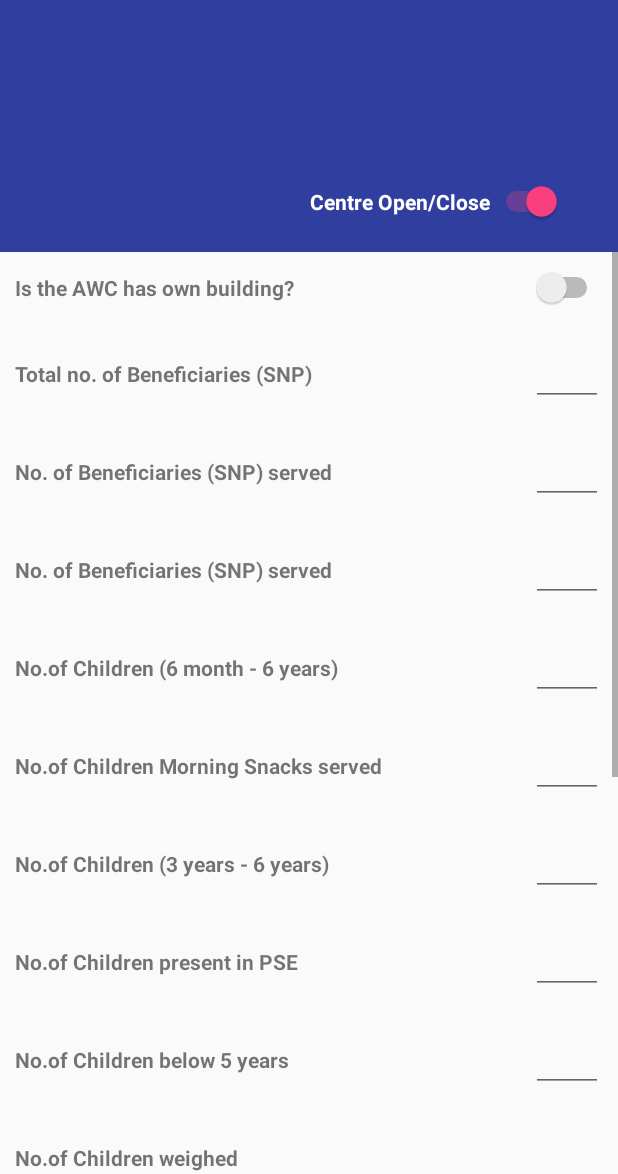
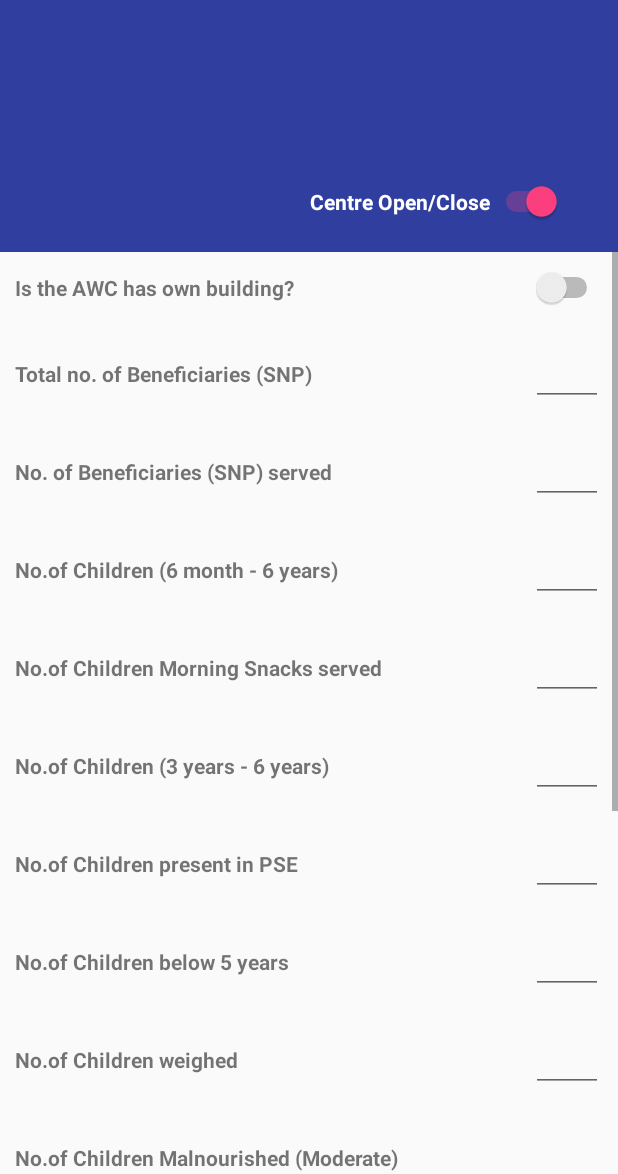
Before and after one commit to dgdevelopers/MBTMS_ICDS, an Android app: the fragment Visit_form placed in its activity, on a phone screen of 412 x 824 dp, the part 62-1236 px from its top. Run offline under Robolectric (Android 15) with nearby library versions, the phone set to English and light mode, and no system bars; our stand-ins replace Room's generated code; 3 statements that could not run were skipped.

Commit message:
Some updates in visit entry form

```diff
--- a/app/src/main/java/com/dgdev/mbtms/Visit_form.java
+++ b/app/src/main/java/com/dgdev/mbtms/Visit_form.java
@@ -20,7 +20,7 @@ public class Visit_form extends Fragment {
     String code, name, uid;
     TextView tvCentName, tvCentCode;
     Switch cSwitch;
-    TableRow tr01,tr02,tr03,tr04,tr05,tr06,tr07,tr08,tr09,tr10,tr11,tr12,tr13,tr14;
+    TableRow tr01,tr02,tr04,tr05,tr06,tr07,tr08,tr09,tr10,tr11,tr12,tr13,tr14;
 
     public Visit_form() {
         // Required empty public constructor
@@ -39,7 +39,6 @@ public class Visit_form extends Fragment {
         cSwitch = (Switch)view.findViewById(R.id.vis_cent_open_switch);
         tr01 = (TableRow)view.findViewById(R.id.row_open_01);
         tr02 = (TableRow)view.findViewById(R.id.row_open_02);
-        tr03 = (TableRow)view.findViewById(R.id.row_open_03);
         tr04 = (TableRow)view.findViewById(R.id.row_open_04);
         tr05 = (TableRow)view.findViewById(R.id.row_open_05);
         tr06 = (TableRow)view.findViewById(R.id.row_open_06);
@@ -60,7 +59,6 @@ public class Visit_form extends Fragment {
                     cSwitch.setText(cSwitch.getTextOn().toString());
                     tr01.setVisibility(View.VISIBLE);
                     tr02.setVisibility(View.VISIBLE);
-                    tr03.setVisibility(View.VISIBLE);
                     tr04.setVisibility(View.VISIBLE);
                     tr05.setVisibility(View.VISIBLE);
                     tr06.setVisibility(View.VISIBLE);
@@ -76,7 +74,6 @@ public class Visit_form extends Fragment {
                     cSwitch.setText(cSwitch.getTextOff().toString());
                     tr01.setVisibility(View.GONE);
                     tr02.setVisibility(View.GONE);
-                    tr03.setVisibility(View.GONE);
                     tr04.setVisibility(View.GONE);
                     tr05.setVisibility(View.GONE);
                     tr06.setVisibility(View.GONE);
@@ -88,7 +85,6 @@ public class Visit_form extends Fragment {
                     tr12.setVisibility(View.GONE);
                     tr13.setVisibility(View.GONE);
                     tr14.setVisibility(View.GONE);
-
                 }
             }
         });
--- a/app/src/main/res/layout/fragment_visit_form.xml
+++ b/app/src/main/res/layout/fragment_visit_form.xml
@@ -93,12 +93,15 @@
                     android:textStyle="bold" />
 
                 <Switch
+                    android:id="@+id/ans_cent_open"
                     android:layout_weight="1"
                     android:textOff="No."
                     android:textOn="Yes" />
             </TableRow>
 
-            <TableRow android:layout_margin="10dp" android:id="@+id/row_open_01">
+            <TableRow
+                android:id="@+id/row_open_01"
+                android:layout_margin="10dp">
 
                 <TextView
                     android:layout_weight="1"
@@ -106,11 +109,14 @@
                     android:textStyle="bold" />
 
                 <EditText
+                    android:id="@+id/ans_cent_tot_ben"
                     android:inputType="number"
                     android:maxLength="4" />
             </TableRow>
 
-            <TableRow android:layout_margin="10dp" android:id="@+id/row_open_02">
+            <TableRow
+                android:id="@+id/row_open_02"
+                android:layout_margin="10dp">
 
                 <TextView
                     android:layout_weight="1"
@@ -118,23 +124,14 @@
                     android:textStyle="bold" />
 
                 <EditText
+                    android:id="@+id/ans_cent_ben_serv"
                     android:inputType="number"
                     android:maxLength="4" />
             </TableRow>
 
-            <TableRow android:layout_margin="10dp" android:id="@+id/row_open_03">
-
-                <TextView
-                    android:layout_weight="1"
-                    android:text="No. of Beneficiaries (SNP) served"
-                    android:textStyle="bold" />
-
-                <EditText
-                    android:inputType="number"
-                    android:maxLength="4" />
-            </TableRow>
-
-            <TableRow android:layout_margin="10dp" android:id="@+id/row_open_04">
+            <TableRow
+                android:id="@+id/row_open_04"
+                android:layout_margin="10dp">
 
                 <TextView
                     android:layout_weight="1"
@@ -142,11 +139,14 @@
                     android:textStyle="bold" />
 
                 <EditText
+                    android:id="@+id/ans_cent_chld_6m_6y"
                     android:inputType="number"
                     android:maxLength="4" />
             </TableRow>
 
-            <TableRow android:layout_margin="10dp"  android:id="@+id/row_open_05">
+            <TableRow
+                android:id="@+id/row_open_05"
+                android:layout_margin="10dp">
 
                 <TextView
                     android:layout_weight="1"
@@ -154,11 +154,14 @@
                     android:textStyle="bold" />
 
                 <EditText
+                    android:id="@+id/ans_cent_mor_snks"
                     android:inputType="number"
                     android:maxLength="4" />
             </TableRow>
 
-            <TableRow android:layout_margin="10dp"  android:id="@+id/row_open_06">
+            <TableRow
+                android:id="@+id/row_open_06"
+                android:layout_margin="10dp">
 
                 <TextView
                     android:layout_weight="1"
@@ -166,11 +169,14 @@
                     android:textStyle="bold" />
 
                 <EditText
+                    android:id="@+id/ans_cent_chld_3y_6Y"
                     android:inputType="number"
                     android:maxLength="4" />
             </TableRow>
 
-            <TableRow android:layout_margin="10dp"  android:id="@+id/row_open_07">
+            <TableRow
+                android:id="@+id/row_open_07"
+                android:layout_margin="10dp">
 
                 <TextView
                     android:layout_weight="1"
@@ -178,11 +184,14 @@
                     android:textStyle="bold" />
 
                 <EditText
+                    android:id="@+id/ans_cent_chld_pse"
                     android:inputType="number"
                     android:maxLength="4" />
             </TableRow>
 
-            <TableRow android:layout_margin="10dp"  android:id="@+id/row_open_08">
+            <TableRow
+                android:id="@+id/row_open_08"
+                android:layout_margin="10dp">
 
                 <TextView
                     android:layout_weight="1"
@@ -190,11 +199,14 @@
                     android:textStyle="bold" />
 
                 <EditText
+                    android:id="@+id/ans_cent_chld_blw_5y"
                     android:inputType="number"
                     android:maxLength="4" />
             </TableRow>
 
-            <TableRow android:layout_margin="10dp"  android:id="@+id/row_open_09">
+            <TableRow
+                android:id="@+id/row_open_09"
+                android:layout_margin="10dp">
 
                 <TextView
                     android:layout_weight="1"
@@ -202,11 +214,14 @@
                     android:textStyle="bold" />
 
                 <EditText
+                    android:id="@+id/ans_cent_chld_weighed"
                     android:inputType="number"
                     android:maxLength="4" />
             </TableRow>
 
-            <TableRow android:layout_margin="10dp"  android:id="@+id/row_open_10">
+            <TableRow
+                android:id="@+id/row_open_10"
+                android:layout_margin="10dp">
 
                 <TextView
                     android:layout_weight="1"
@@ -215,11 +230,14 @@
                     android:textStyle="bold" />
 
                 <EditText
+                    android:id="@+id/ans_cent_chld_mal_mod"
                     android:inputType="number"
                     android:maxLength="4" />
             </TableRow>
 
-            <TableRow android:layout_margin="10dp" android:id="@+id/row_open_11">
+            <TableRow
+                android:id="@+id/row_open_11"
+                android:layout_margin="10dp">
 
                 <TextView
                     android:layout_weight="1"
@@ -227,11 +245,14 @@
                     android:textStyle="bold" />
 
                 <EditText
+                    android:id="@+id/ans_cent_chld_mal_severe"
                     android:inputType="number"
                     android:maxLength="4" />
             </TableRow>
 
-            <TableRow android:layout_margin="10dp"  android:id="@+id/row_open_12">
+            <TableRow
+                android:id="@+id/row_open_12"
+                android:layout_margin="10dp">
 
                 <TextView
                     android:layout_weight="1"
@@ -239,11 +260,14 @@
                     android:textStyle="bold" />
 
                 <EditText
+                    android:id="@+id/ans_cent_mom_meet"
                     android:inputType="number"
                     android:maxLength="4" />
             </TableRow>
 
-            <TableRow android:layout_margin="10dp"  android:id="@+id/row_open_13">
+            <TableRow
+                android:id="@+id/row_open_13"
+                android:layout_margin="10dp">
 
                 <TextView
                     android:layout_weight="1"
@@ -251,11 +275,14 @@
                     android:textStyle="bold" />
 
                 <EditText
+                    android:id="@+id/ans_cent_reg"
                     android:inputType="number"
                     android:maxLength="4" />
             </TableRow>
 
-            <TableRow android:layout_margin="10dp"  android:id="@+id/row_open_14">
+            <TableRow
+                android:id="@+id/row_open_14"
+                android:layout_margin="10dp">
 
                 <TextView
                     android:layout_weight="1"
@@ -263,6 +290,7 @@
                     android:textStyle="bold" />
 
                 <Switch
+                    android:id="@+id/ans_cent_ecce"
                     android:layout_weight="1"
                     android:textOff="No."
                     android:textOn="Yes" />
@@ -271,6 +299,7 @@
             <TableRow android:layout_margin="10dp">
 
                 <TextView
+                    android:id="@+id/ans_cent_take_photo"
                     android:layout_weight="1"
                     android:background="@color/colorAccent"
                     android:padding="10dp"
@@ -284,6 +313,7 @@
             <TableRow android:layout_margin="10dp">
 
                 <TextView
+                    android:id="@+id/ans_cent_save"
                     android:layout_weight="1"
                     android:background="@color/colorOkay"
                     android:padding="10dp"
```
